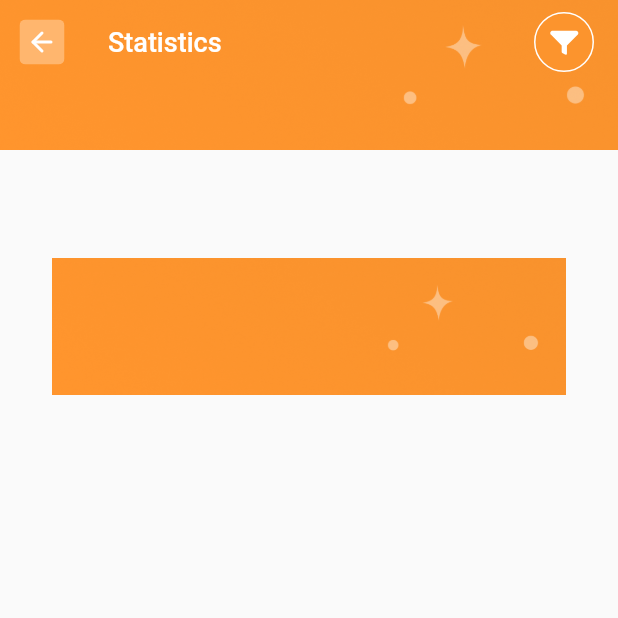
After one commit to Amangupt123/ui_degi, a Flutter app: the Statistics screen opened directly, on a phone screen of 412 x 824 dp, the top half of it. The commit adds this screen. Run offline on Flutter 3.47's test engine with Material 2 defaults, Android fonts, the phone set to English and light mode, and no system bars; our stand-ins replace flutter_svg, video_player.

Commit message:
Monday And start new page

```diff
--- a/lib/ChangePassword.dart
+++ b/lib/ChangePassword.dart
@@ -1,6 +1,7 @@
 import 'package:flutter/material.dart';
 import 'package:flutter_svg/flutter_svg.dart';
 import 'package:ui_degi/Home2.dart';
+import 'package:ui_degi/Statistics.dart';
 
 import 'details.dart';
 
@@ -36,7 +37,11 @@ class _PasswordState extends State<Password> {
         actions: [
           Padding(
             padding: const EdgeInsets.only(right: 16),
-            child: SvgPicture.asset("assets/image/information@2x.svg",width: 25,),
+            child: InkWell( onTap: (() => Navigator.push(context, MaterialPageRoute(builder: (context) => Statistics()))),
+                child: SvgPicture.asset(
+              "assets/image/information@2x.svg",
+
+            )),
           )
         ],
         elevation: 0,
@@ -91,13 +96,10 @@ class _PasswordState extends State<Password> {
                     Container(
                       height: MediaQuery.of(context).size.height * 0.094,
                       width: MediaQuery.of(context).size.width * 0.95,
-                      padding: EdgeInsets.only(
-                          left: MediaQuery.of(context).size.width * 0.03,
-                          top: MediaQuery.of(context).size.height * 0.01),
+                      padding:
+                          EdgeInsets.only(left: MediaQuery.of(context).size.width * 0.03, top: MediaQuery.of(context).size.height * 0.01),
                       decoration: BoxDecoration(
-                          border: Border.all(color: const Color(0xffDDDDDD)),
-                          borderRadius: BorderRadius.circular(12),
-                          color: Colors.white),
+                          border: Border.all(color: const Color(0xffDDDDDD)), borderRadius: BorderRadius.circular(12), color: Colors.white),
                       child: Column(
                         crossAxisAlignment: CrossAxisAlignment.start,
                         children: [
@@ -138,13 +140,10 @@ class _PasswordState extends State<Password> {
                     Container(
                       height: MediaQuery.of(context).size.height * 0.094,
                       width: MediaQuery.of(context).size.width * 0.95,
-                      padding: EdgeInsets.only(
-                          left: MediaQuery.of(context).size.width * 0.03,
-                          top: MediaQuery.of(context).size.height * 0.01),
+                      padding:
+                          EdgeInsets.only(left: MediaQuery.of(context).size.width * 0.03, top: MediaQuery.of(context).size.height * 0.01),
                       decoration: BoxDecoration(
-                          border: Border.all(color: const Color(0xffDDDDDD)),
-                          borderRadius: BorderRadius.circular(12),
-                          color: Colors.white),
+                          border: Border.all(color: const Color(0xffDDDDDD)), borderRadius: BorderRadius.circular(12), color: Colors.white),
                       child: Column(
                         crossAxisAlignment: CrossAxisAlignment.start,
                         children: [
@@ -188,13 +187,10 @@ class _PasswordState extends State<Password> {
                     Container(
                       height: MediaQuery.of(context).size.height * 0.094,
                       width: MediaQuery.of(context).size.width * 0.95,
-                      padding: EdgeInsets.only(
-                          left: MediaQuery.of(context).size.width * 0.03,
-                          top: MediaQuery.of(context).size.height * 0.01),
+                      padding:
+                          EdgeInsets.only(left: MediaQuery.of(context).size.width * 0.03, top: MediaQuery.of(context).size.height * 0.01),
                       decoration: BoxDecoration(
-                          border: Border.all(color: const Color(0xffDDDDDD)),
-                          borderRadius: BorderRadius.circular(12),
-                          color: Colors.white),
+                          border: Border.all(color: const Color(0xffDDDDDD)), borderRadius: BorderRadius.circular(12), color: Colors.white),
                       child: Column(
                         crossAxisAlignment: CrossAxisAlignment.start,
                         children: [
@@ -233,8 +229,7 @@ class _PasswordState extends State<Password> {
                       Container(
                         height: MediaQuery.of(context).size.height * 0.07,
                         width: MediaQuery.of(context).size.width * 0.95,
-                        decoration:
-                            BoxDecoration(color: const Color(0xffFD9A3A), borderRadius: BorderRadius.circular(10)),
+                        decoration: BoxDecoration(color: const Color(0xffFD9A3A), borderRadius: BorderRadius.circular(10)),
                         child: const Center(
                             child: Text(
                           'Save',
--- /dev/null
+++ b/lib/Statistics.dart
@@ -0,0 +1,62 @@
+import 'package:flutter/material.dart';
+import 'package:flutter_svg/svg.dart';
+
+class Statistics extends StatefulWidget {
+  Statistics({Key? key}) : super(key: key);
+
+  @override
+  State<Statistics> createState() => _StatisticsState();
+}
+
+class _StatisticsState extends State<Statistics> {
+  @override
+  Widget build(BuildContext context) {
+    return Scaffold(
+        extendBodyBehindAppBar: true,
+        appBar: AppBar(
+          title: Text(
+            "Statistics",
+            style: TextStyle(fontSize: 18, fontWeight: FontWeight.w500),
+          ),
+          backgroundColor: Colors.transparent,
+          shadowColor: Colors.transparent,
+          leading: SvgPicture.asset(
+            "assets/image/arrow29@3x.svg",
+            height: 5,
+            width: 5,
+            fit: BoxFit.scaleDown,
+          ),
+          actions: [
+            Padding(
+              padding: const EdgeInsets.only(right: 16),
+              child: SvgPicture.asset(
+                "assets/image/kippp@3x.svg",
+              ),
+            )
+          ],
+          elevation: 0,
+        ),
+        body: SingleChildScrollView(
+          child: Column(children: [
+            Container(
+              width: MediaQuery.of(context).size.width,
+              height: 100,
+              decoration: const BoxDecoration(
+                image: DecorationImage(
+                  image: AssetImage("assets/image/top_header@3x.png"),
+                  fit: BoxFit.fitWidth,
+                ),
+              ),
+            ),
+            SizedBox(height: MediaQuery.of(context).size.height*0.06,),
+            Container( height: 136,width: 343,
+              decoration: const BoxDecoration(
+                image: DecorationImage(
+                  image: AssetImage("assets/image/top_header@3x.png"),
+                  fit: BoxFit.fitWidth,
+                ),
+              ),)
+          ]),
+        ));
+  }
+}
```
Also changed, not shown: assets/image/kippp@3x.svg (added).
